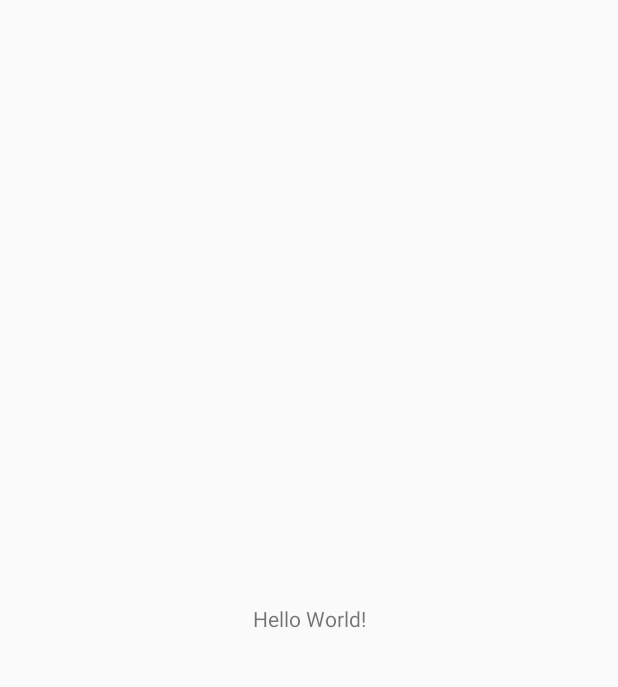
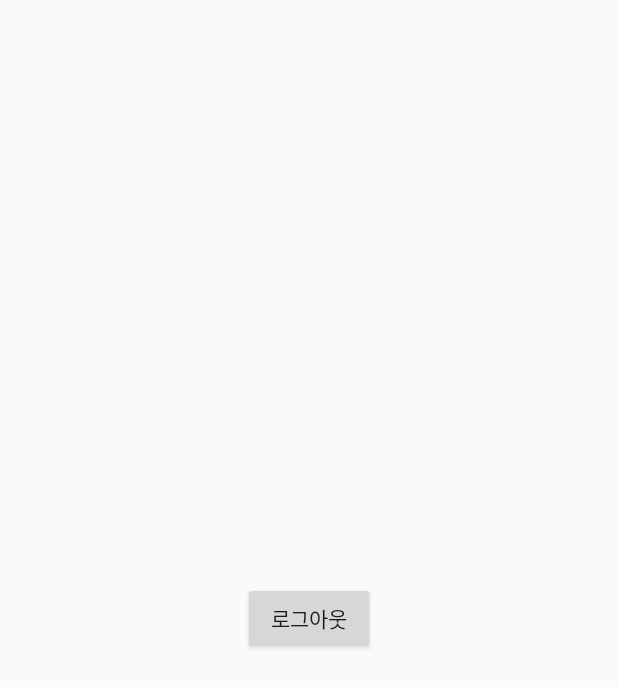
Before and after one commit to HSORI-SLSL/Hansorifront, an Android app: the MainActivity screen opened directly, with no data from a screen before it, on a phone screen of 412 x 824 dp. Before the commit the part shown is almost empty. Shown: the top 687 px of the screen. Run offline under Robolectric (Android 15) with nearby library versions, the phone set to English and light mode, and no system bars; our stand-ins replace Firebase (no records; nobody signed in at launch, a user with empty details on screens opened directly).

Commit message:
4/15 (로그인/로그아웃 구현 완료)

```diff
--- a/app/src/main/java/com/example/hansorifront/MainActivity.kt
+++ b/app/src/main/java/com/example/hansorifront/MainActivity.kt
@@ -1,11 +1,31 @@
 package com.example.hansorifront
 
+import android.content.Intent
 import androidx.appcompat.app.AppCompatActivity
 import android.os.Bundle
+import android.widget.Button
+import com.example.hansorifront.auth.IntroActivity
+import com.google.firebase.auth.FirebaseAuth
+import com.google.firebase.auth.ktx.auth
+import com.google.firebase.ktx.Firebase
 
 class MainActivity : AppCompatActivity() {
+
+    private lateinit var auth: FirebaseAuth
+
     override fun onCreate(savedInstanceState: Bundle?) {
         super.onCreate(savedInstanceState)
+
+        auth = Firebase.auth
+
         setContentView(R.layout.activity_main)
+
+        findViewById<Button>(R.id.logoutBtn).setOnClickListener{
+            auth.signOut()
+
+            val intent = Intent(this, IntroActivity::class.java)
+            intent.flags = Intent.FLAG_ACTIVITY_NEW_TASK or Intent.FLAG_ACTIVITY_CLEAR_TOP
+            startActivity(intent)
+        }
     }
 }
--- a/app/src/main/res/layout/activity_login.xml
+++ b/app/src/main/res/layout/activity_login.xml
@@ -1,4 +1,5 @@
 <?xml version="1.0" encoding="utf-8"?>
+<layout>
     <LinearLayout
         xmlns:android="http://schemas.android.com/apk/res/android"
         xmlns:app="http://schemas.android.com/apk/res-auto"
@@ -32,6 +33,7 @@
 
     <!--        아이디-->
             <EditText
+                android:id="@+id/emailArea"
                 android:hint="아이디"
                 android:layout_width="match_parent"
                 android:layout_height="50dp"
@@ -47,6 +49,7 @@
 
     <!--        비밀번호-->
             <EditText
+                android:id="@+id/passwordArea"
                 android:hint="비밀번호"
                 android:layout_width="match_parent"
                 android:layout_height="50dp"
@@ -61,6 +64,7 @@
                 android:background="#999999"/>
 
             <Button
+                android:id="@+id/loginBtn"
                 android:text="로그인하기"
                 android:layout_width="match_parent"
                 android:layout_height="50dp"
@@ -72,3 +76,4 @@
 
 
     </LinearLayout>
+</layout>
--- a/app/src/main/res/layout/activity_main.xml
+++ b/app/src/main/res/layout/activity_main.xml
@@ -6,10 +6,11 @@
     android:layout_height="match_parent"
     tools:context=".MainActivity">
 
-    <TextView
+    <Button
+        android:id="@+id/logoutBtn"
         android:layout_width="wrap_content"
         android:layout_height="wrap_content"
-        android:text="Hello World!"
+        android:text="로그아웃"
         app:layout_constraintBottom_toBottomOf="parent"
         app:layout_constraintEnd_toEndOf="parent"
         app:layout_constraintStart_toStartOf="parent"
```
Also changed, not shown: app/src/main/java/com/example/hansorifront/auth/LoginActivity.kt (+39 -1 lines). Lines whose indentation alone changed are shown as unchanged.
